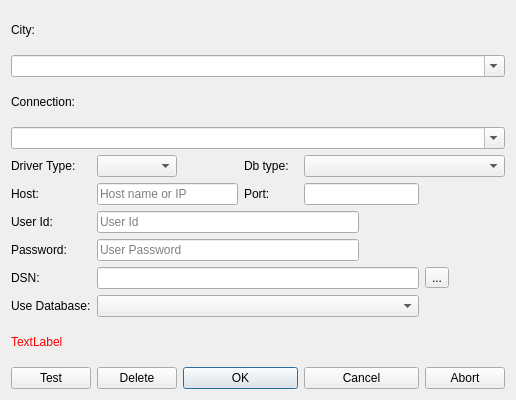
The window that mapper_app/ui/editconnectionsdlg.ui (allenck/mapper) describes before a commit, drawn with Qt 5.
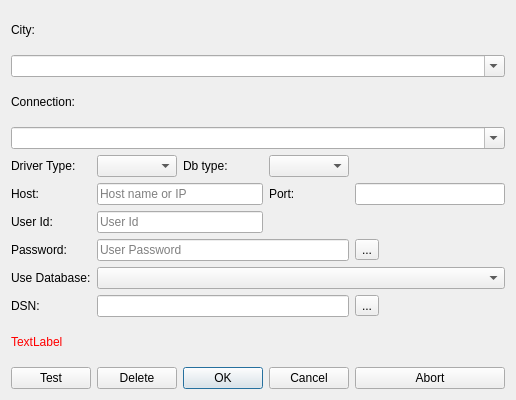
The same window after the commit. Icons and pictures are not drawn.

```diff
--- a/mapper_app/ui/editconnectionsdlg.ui
+++ b/mapper_app/ui/editconnectionsdlg.ui
@@ -17,71 +17,10 @@
    <string>&lt;html&gt;&lt;head/&gt;&lt;body&gt;&lt;p&gt;Use this dialog to add connections to a database for aspecified city/location.&lt;/p&gt;&lt;/body&gt;&lt;/html&gt;</string>
   </property>
   <layout class="QGridLayout" name="gridLayout">
-   <item row="5" column="3">
-    <widget class="QLabel" name="label_5">
-     <property name="text">
-      <string>Port:</string>
-     </property>
-    </widget>
-   </item>
-   <item row="0" column="0">
-    <widget class="QLabel" name="label_9">
-     <property name="text">
-      <string>City:</string>
-     </property>
-    </widget>
-   </item>
-   <item row="10" column="0" colspan="6">
-    <widget class="QLabel" name="lblHelp">
-     <property name="palette">
-      <palette>
-       <active>
-        <colorrole role="WindowText">
-         <brush brushstyle="SolidPattern">
-          <color alpha="255">
-           <red>255</red>
-           <green>0</green>
-           <blue>0</blue>
-          </color>
-         </brush>
-        </colorrole>
-       </active>
-       <inactive>
-        <colorrole role="WindowText">
-         <brush brushstyle="SolidPattern">
-          <color alpha="255">
-           <red>255</red>
-           <green>0</green>
-           <blue>0</blue>
-          </color>
-         </brush>
-        </colorrole>
-       </inactive>
-       <disabled>
-        <colorrole role="WindowText">
-         <brush brushstyle="SolidPattern">
-          <color alpha="255">
-           <red>159</red>
-           <green>158</green>
-           <blue>158</blue>
-          </color>
-         </brush>
-        </colorrole>
-       </disabled>
-      </palette>
-     </property>
-     <property name="text">
-      <string>TextLabel</string>
-     </property>
-     <property name="wordWrap">
-      <bool>true</bool>
-     </property>
-    </widget>
-   </item>
-   <item row="9" column="0">
-    <widget class="QLabel" name="label_10">
-     <property name="text">
-      <string>Use Database:</string>
+   <item row="4" column="1">
+    <widget class="QComboBox" name="cbDriverType">
+     <property name="toolTip">
+      <string>&lt;html&gt;&lt;head/&gt;&lt;body&gt;&lt;p&gt;Select which driver type to use for the desired database type.&lt;/p&gt;&lt;/body&gt;&lt;/html&gt;</string>
      </property>
     </widget>
    </item>
@@ -92,25 +31,60 @@
      </property>
     </widget>
    </item>
-   <item row="11" column="2" colspan="2">
+   <item row="11" column="2">
     <widget class="QPushButton" name="btnOK">
      <property name="text">
       <string>OK</string>
      </property>
     </widget>
    </item>
-   <item row="11" column="1">
-    <widget class="QPushButton" name="btnDelete">
+   <item row="4" column="0">
+    <widget class="QLabel" name="label_3">
      <property name="text">
-      <string>Delete</string>
+      <string>Driver Type:</string>
      </property>
     </widget>
    </item>
-   <item row="4" column="1">
-    <widget class="QComboBox" name="cbDriverType"/>
+   <item row="6" column="1" colspan="2">
+    <widget class="QLineEdit" name="txtUID">
+     <property name="placeholderText">
+      <string>User Id</string>
+     </property>
+    </widget>
    </item>
-   <item row="5" column="4" colspan="2">
+   <item row="7" column="0">
+    <widget class="QLabel" name="label_7">
+     <property name="text">
+      <string>Password:</string>
+     </property>
+    </widget>
+   </item>
+   <item row="9" column="4">
+    <widget class="QToolButton" name="tbBrowse">
+     <property name="text">
+      <string>...</string>
+     </property>
+     <property name="icon">
+      <iconset resource="../Resources/mapper.qrc">
+       <normaloff>:/diropen.png</normaloff>:/diropen.png</iconset>
+     </property>
+    </widget>
+   </item>
+   <item row="11" column="0">
+    <widget class="QPushButton" name="btnTest">
+     <property name="toolTip">
+      <string>&lt;html&gt;&lt;head/&gt;&lt;body&gt;&lt;p&gt;Check the validity of a connection&lt;/p&gt;&lt;/body&gt;&lt;/html&gt;</string>
+     </property>
+     <property name="text">
+      <string>Test</string>
+     </property>
+    </widget>
+   </item>
+   <item row="5" column="4">
     <widget class="QLineEdit" name="txtPort">
+     <property name="toolTip">
+      <string>&lt;html&gt;&lt;head/&gt;&lt;body&gt;&lt;p&gt;Change if the selected server uses a different port than the standard. &lt;/p&gt;&lt;/body&gt;&lt;/html&gt;</string>
+     </property>
      <property name="inputMethodHints">
       <set>Qt::ImhDigitsOnly</set>
      </property>
@@ -119,17 +93,30 @@
      </property>
     </widget>
    </item>
-   <item row="11" column="4" colspan="2">
-    <widget class="QPushButton" name="btnCancel">
+   <item row="1" column="0" colspan="5">
+    <widget class="QComboBox" name="cbCities">
+     <property name="toolTip">
+      <string>&lt;html&gt;&lt;head/&gt;&lt;body&gt;&lt;p&gt;&lt;span style=&quot; font-weight:600;&quot;&gt;Select an existing city from the dropdown list.&lt;/span&gt;&lt;/p&gt;&lt;/body&gt;&lt;/html&gt;</string>
+     </property>
+     <property name="editable">
+      <bool>true</bool>
+     </property>
+    </widget>
+   </item>
+   <item row="11" column="4">
+    <widget class="QPushButton" name="btnAbort">
      <property name="text">
-      <string>Cancel</string>
+      <string>Abort</string>
      </property>
     </widget>
    </item>
-   <item row="4" column="3">
-    <widget class="QLabel" name="label_8">
+   <item row="7" column="4">
+    <widget class="QToolButton" name="tbView">
      <property name="text">
-      <string>Db type:</string>
+      <string>...</string>
+     </property>
+     <property name="checkable">
+      <bool>true</bool>
      </property>
     </widget>
    </item>
@@ -140,6 +127,26 @@
      </property>
     </widget>
    </item>
+   <item row="4" column="3">
+    <widget class="QComboBox" name="cbDbType"/>
+   </item>
+   <item row="7" column="1" colspan="3">
+    <widget class="QLineEdit" name="txtPWD">
+     <property name="echoMode">
+      <enum>QLineEdit::PasswordEchoOnEdit</enum>
+     </property>
+     <property name="placeholderText">
+      <string>User Password</string>
+     </property>
+    </widget>
+   </item>
+   <item row="9" column="1" colspan="3">
+    <widget class="QLineEdit" name="txtDbOrDSN">
+     <property name="toolTip">
+      <string>&lt;html&gt;&lt;head/&gt;&lt;body&gt;&lt;p&gt;Depending on which SQL database program you are using, this should be the filename of the file containing the data or a schema name. For SQLITE databases this will be a .sqlite3 file. &lt;/p&gt;&lt;/body&gt;&lt;/html&gt;</string>
+     </property>
+    </widget>
+   </item>
    <item row="6" column="0">
     <widget class="QLabel" name="label_6">
      <property name="text">
@@ -147,113 +154,126 @@
      </property>
     </widget>
    </item>
+   <item row="0" column="0">
+    <widget class="QLabel" name="label_9">
+     <property name="text">
+      <string>City:</string>
+     </property>
+    </widget>
+   </item>
+   <item row="4" column="2">
+    <widget class="QLabel" name="label_8">
+     <property name="text">
+      <string>Db type:</string>
+     </property>
+    </widget>
+   </item>
+   <item row="11" column="1">
+    <widget class="QPushButton" name="btnDelete">
+     <property name="text">
+      <string>Delete</string>
+     </property>
+    </widget>
+   </item>
+   <item row="3" column="0" colspan="5">
+    <widget class="QComboBox" name="cbConnections">
+     <property name="toolTip">
+      <string>&lt;html&gt;&lt;head/&gt;&lt;body&gt;&lt;p&gt;Select an existing connection from the dropdown list or select &lt;span style=&quot; font-style:italic;&quot;&gt;Add new connection&lt;/span&gt; to create a new one. &lt;/p&gt;&lt;/body&gt;&lt;/html&gt;</string>
+     </property>
+     <property name="editable">
+      <bool>true</bool>
+     </property>
+    </widget>
+   </item>
+   <item row="11" column="3">
+    <widget class="QPushButton" name="btnCancel">
+     <property name="text">
+      <string>Cancel</string>
+     </property>
+    </widget>
+   </item>
+   <item row="9" column="0">
+    <widget class="QLabel" name="label_2">
+     <property name="text">
+      <string>DSN:</string>
+     </property>
+    </widget>
+   </item>
    <item row="5" column="1" colspan="2">
     <widget class="QLineEdit" name="txtHost">
+     <property name="toolTip">
+      <string>&lt;html&gt;&lt;head/&gt;&lt;body&gt;&lt;p&gt;Enter the host name or IP address of a remote remote server or &lt;span style=&quot; font-style:italic;&quot;&gt;localhost&lt;/span&gt; for a local server.&lt;/p&gt;&lt;/body&gt;&lt;/html&gt;</string>
+     </property>
      <property name="placeholderText">
       <string>Host name or IP</string>
      </property>
     </widget>
    </item>
-   <item row="11" column="0">
-    <widget class="QPushButton" name="btnTest">
-     <property name="toolTip">
-      <string>&lt;html&gt;&lt;head/&gt;&lt;body&gt;&lt;p&gt;Check the validity of a connection&lt;/p&gt;&lt;/body&gt;&lt;/html&gt;</string>
-     </property>
-     <property name="text">
-      <string>Test</string>
-     </property>
-    </widget>
-   </item>
-   <item row="4" column="0">
-    <widget class="QLabel" name="label_3">
-     <property name="text">
-      <string>Driver Type:</string>
-     </property>
-    </widget>
-   </item>
    <item row="8" column="0">
-    <widget class="QLabel" name="label_2">
+    <widget class="QLabel" name="label_10">
      <property name="text">
-      <string>DSN:</string>
+      <string>Use Database:</string>
      </property>
     </widget>
    </item>
-   <item row="7" column="0">
-    <widget class="QLabel" name="label_7">
+   <item row="5" column="3">
+    <widget class="QLabel" name="label_5">
      <property name="text">
-      <string>Password:</string>
+      <string>Port:</string>
      </property>
     </widget>
    </item>
-   <item row="11" column="6">
-    <widget class="QPushButton" name="btnAbort">
-     <property name="text">
-      <string>Abort</string>
-     </property>
-    </widget>
-   </item>
-   <item row="1" column="0" colspan="7">
-    <widget class="QComboBox" name="cbCities">
-     <property name="toolTip">
-      <string>&lt;html&gt;&lt;head/&gt;&lt;body&gt;&lt;p&gt;Enter the City name: e.g. &lt;span style=&quot; font-weight:600;&quot;&gt;St Louis, MO&lt;/span&gt;&lt;/p&gt;&lt;/body&gt;&lt;/html&gt;</string>
-     </property>
-     <property name="editable">
-      <bool>true</bool>
-     </property>
-    </widget>
-   </item>
-   <item row="3" column="0" colspan="7">
-    <widget class="QComboBox" name="cbConnections">
-     <property name="toolTip">
-      <string>&lt;html&gt;&lt;head/&gt;&lt;body&gt;&lt;p&gt;Enter a description of the connection providing details for example as the type of database and whether it was local or not. &lt;/p&gt;&lt;/body&gt;&lt;/html&gt;</string>
-     </property>
-     <property name="editable">
-      <bool>true</bool>
-     </property>
-    </widget>
-   </item>
-   <item row="8" column="6">
-    <widget class="QToolButton" name="tbBrowse">
-     <property name="text">
-      <string>...</string>
-     </property>
-     <property name="icon">
-      <iconset resource="../Resources/mapper.qrc">
-       <normaloff>:/diropen.png</normaloff>:/diropen.png</iconset>
-     </property>
-    </widget>
-   </item>
-   <item row="8" column="1" colspan="5">
-    <widget class="QLineEdit" name="txtDbOrDSN">
-     <property name="toolTip">
-      <string>&lt;html&gt;&lt;head/&gt;&lt;body&gt;&lt;p&gt;Depending on which SQL database program you are using, this should be the filename of the file containing the data. For SQLITE databases this will be a .sqlit3 file. &lt;/p&gt;&lt;/body&gt;&lt;/html&gt;</string>
-     </property>
-    </widget>
-   </item>
-   <item row="9" column="1" colspan="5">
+   <item row="8" column="1" colspan="4">
     <widget class="QComboBox" name="cbUseDatabase">
      <property name="toolTip">
       <string>&lt;html&gt;&lt;head/&gt;&lt;body&gt;&lt;p&gt;If the database systen supports multiple databases, select the desired one here&lt;/p&gt;&lt;/body&gt;&lt;/html&gt;</string>
      </property>
     </widget>
    </item>
-   <item row="4" column="4" colspan="3">
-    <widget class="QComboBox" name="cbDbType"/>
-   </item>
-   <item row="6" column="1" colspan="4">
-    <widget class="QLineEdit" name="txtUID">
-     <property name="placeholderText">
-      <string>User Id</string>
+   <item row="10" column="0" colspan="5">
+    <widget class="QLabel" name="lblHelp">
+     <property name="palette">
+      <palette>
+       <active>
+        <colorrole role="WindowText">
+         <brush brushstyle="SolidPattern">
+          <color alpha="255">
+           <red>255</red>
+           <green>0</green>
+           <blue>0</blue>
+          </color>
+         </brush>
+        </colorrole>
+       </active>
+       <inactive>
+        <colorrole role="WindowText">
+         <brush brushstyle="SolidPattern">
+          <color alpha="255">
+           <red>255</red>
+           <green>0</green>
+           <blue>0</blue>
+          </color>
+         </brush>
+        </colorrole>
+       </inactive>
+       <disabled>
+        <colorrole role="WindowText">
+         <brush brushstyle="SolidPattern">
+          <color alpha="255">
+           <red>159</red>
+           <green>158</green>
+           <blue>158</blue>
+          </color>
+         </brush>
+        </colorrole>
+       </disabled>
+      </palette>
      </property>
-    </widget>
-   </item>
-   <item row="7" column="1" colspan="4">
-    <widget class="QLineEdit" name="txtPWD">
-     <property name="echoMode">
-      <enum>QLineEdit::PasswordEchoOnEdit</enum>
+     <property name="text">
+      <string>TextLabel</string>
      </property>
-     <property name="placeholderText">
-      <string>User Password</string>
+     <property name="wordWrap">
+      <bool>true</bool>
      </property>
     </widget>
    </item>
```
Left out of the diff: 2 changed lines with no effect on the pictures.
